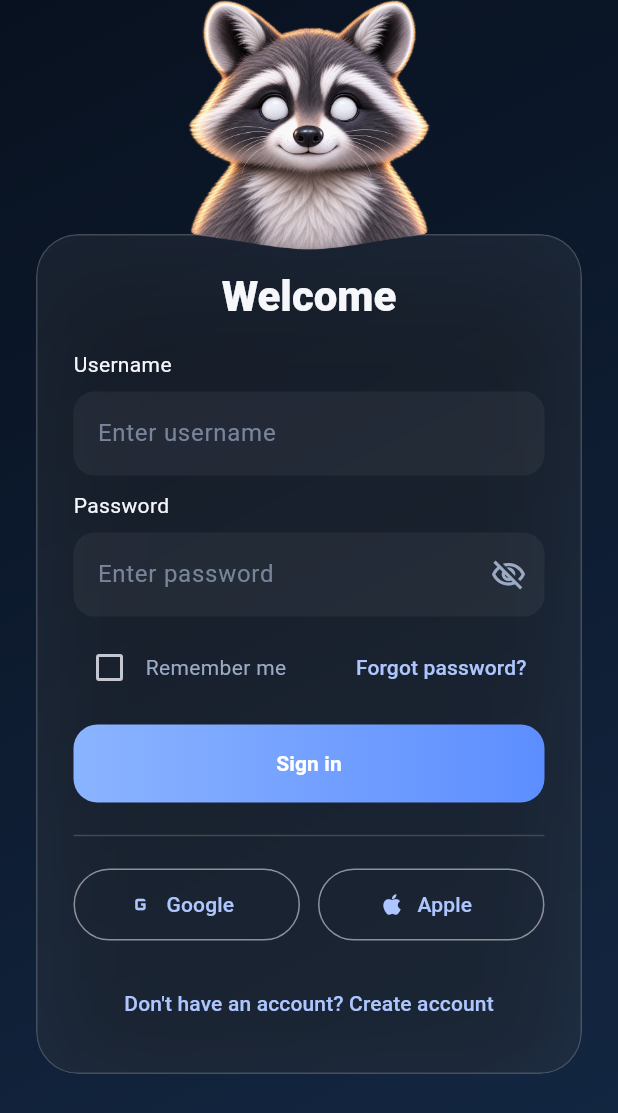
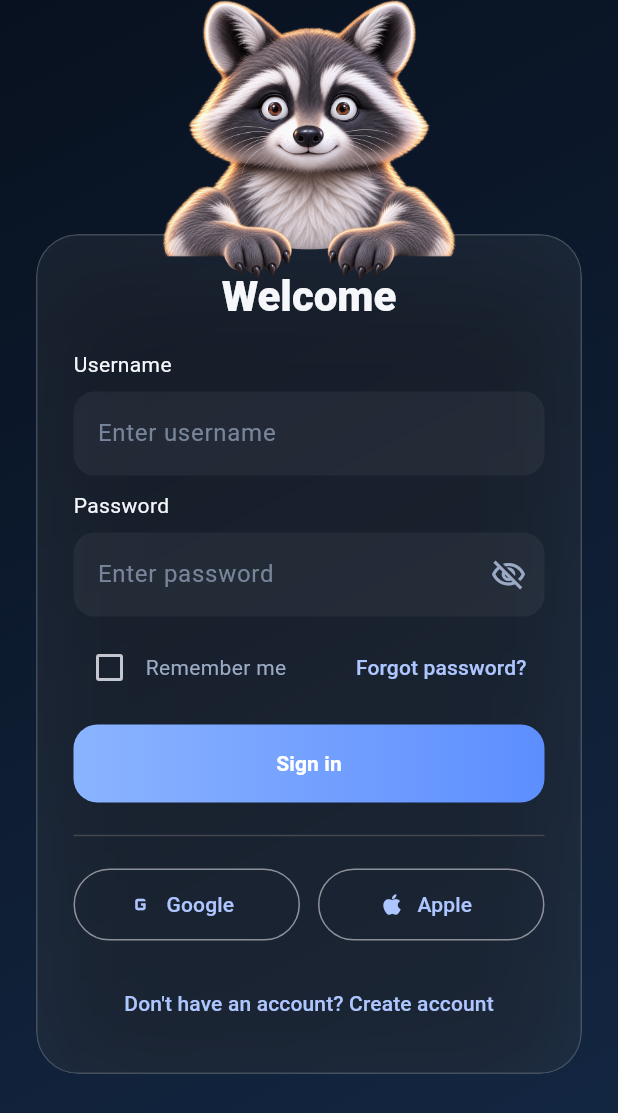
Before and after one commit to parsashafizade/raccoon-login-experience, a Flutter app: the screen it shows after launch, on a phone screen of 412 x 824 dp. Shown: the top 1113 px of the screen. Run offline on Flutter 3.47's test engine with Material 3 defaults, Android fonts, the phone set to English and light mode, and no system bars.

Commit message:
add eye contact

```diff
--- a/mobile/lib/features/auth/presentation/pages/login_page.dart
+++ b/mobile/lib/features/auth/presentation/pages/login_page.dart
@@ -7,6 +7,7 @@ import '../widgets/login_options.dart';
 import '../widgets/primary_button.dart';
 import '../widgets/social_button.dart';
 import '../widgets/login_layout.dart';
+import '../widgets/raccoon/models/raccoon_eye_state.dart';
 
 class LoginPage extends StatefulWidget {
   const LoginPage({
@@ -21,14 +22,71 @@ class _LoginPageState extends State<LoginPage> {
   final usernameController = TextEditingController();
 
   final passwordController = TextEditingController();
+  final usernameFocusNode = FocusNode();
+  final passwordFocusNode = FocusNode();
+  RaccoonEyeState eyeState = RaccoonEyeState.idle;
+  int usernameLength = 0;
+  int passwordLength = 0;
 
   bool passwordVisible = false;
+  @override
+  void initState() {
+    super.initState();
+
+    usernameFocusNode.addListener(() {
+      if (usernameFocusNode.hasFocus) {
+        setState(() {
+          eyeState = RaccoonEyeState.username;
+        });
+      }
+    });
+
+    passwordFocusNode.addListener(() {
+      if (passwordFocusNode.hasFocus) {
+        setState(() {
+          eyeState = RaccoonEyeState.password;
+        });
+      }
+    });
+    usernameController.addListener(() {
+      if (usernameFocusNode.hasFocus) {
+        setState(() {
+          usernameLength = usernameController.text.length;
+
+          if (usernameLength > 8) {
+            eyeState = RaccoonEyeState.usernameLongTyping;
+          } else if (usernameLength > 0) {
+            eyeState = RaccoonEyeState.usernameTyping;
+          } else {
+            eyeState = RaccoonEyeState.username;
+          }
+        });
+      }
+    });
+
+    passwordController.addListener(() {
+      if (passwordFocusNode.hasFocus) {
+        setState(() {
+          passwordLength = passwordController.text.length;
+          if (passwordLength > 8) {
+            eyeState = RaccoonEyeState.passwordLongTyping;
+          } else if (passwordLength > 0) {
+            eyeState = RaccoonEyeState.passwordTyping;
+          } else {
+            eyeState = RaccoonEyeState.password;
+          }
+        });
+      }
+    });
+  }
 
   @override
   void dispose() {
     usernameController.dispose();
+    passwordController.dispose();
 
-    passwordController.dispose();
+    usernameFocusNode.dispose();
+    passwordFocusNode.dispose();
 
     super.dispose();
   }
@@ -68,6 +126,7 @@ class _LoginPageState extends State<LoginPage> {
                             maxWidth: 430,
                           ),
                           child: LoginLayout(
+                            eyeState: eyeState,
                             child: Column(
                               mainAxisSize: MainAxisSize.min,
                               children: [
@@ -79,6 +138,7 @@ class _LoginPageState extends State<LoginPage> {
                                   label: 'Username',
                                   hint: 'Enter username',
                                   controller: usernameController,
+                                  focusNode: usernameFocusNode,
                                 ),
                                 const SizedBox(
                                   height: 10,
@@ -87,6 +147,7 @@ class _LoginPageState extends State<LoginPage> {
                                   label: 'Password',
                                   hint: 'Enter password',
                                   controller: passwordController,
+                                  focusNode: passwordFocusNode,
                                   obscureText: !passwordVisible,
                                   showVisibilityIcon: true,
                                   onVisibilityPressed: () {
--- a/mobile/lib/features/auth/presentation/widgets/login_field.dart
+++ b/mobile/lib/features/auth/presentation/widgets/login_field.dart
@@ -1,7 +1,6 @@
 import 'package:flutter/material.dart';
 
 import '../../../../app/theme/app_colors.dart';
-
 
 class LoginField extends StatelessWidget {
   final String label;
@@ -11,108 +10,69 @@ class LoginField extends StatelessWidget {
 
   final TextEditingController controller;
 
+  final FocusNode? focusNode;
+
   final VoidCallback? onVisibilityPressed;
 
   final bool showVisibilityIcon;
 
   const LoginField({
     super.key,
-
     required this.label,
     required this.hint,
     required this.controller,
-
+    this.focusNode,
     this.obscureText = false,
-
     this.showVisibilityIcon = false,
-
     this.onVisibilityPressed,
   });
 
-
   @override
   Widget build(BuildContext context) {
-
     return Column(
-      crossAxisAlignment:
-          CrossAxisAlignment.start,
-
+      crossAxisAlignment: CrossAxisAlignment.start,
       children: [
-
         Text(
           label,
-
           style: const TextStyle(
             color: AppColors.textPrimary,
           ),
         ),
-
-
         const SizedBox(
           height: 8,
         ),
-
-
         TextField(
-
           controller: controller,
-
+          focusNode: focusNode,
           obscureText: obscureText,
-
           style: const TextStyle(
             color: AppColors.textPrimary,
           ),
-
-
           decoration: InputDecoration(
-
             hintText: hint,
-
-
             hintStyle: TextStyle(
-              color:
-                  AppColors.textSecondary
-                      .withValues(
+              color: AppColors.textSecondary.withValues(
                 alpha: 0.7,
               ),
             ),
-
-
             filled: true,
-
-
-            fillColor:
-                Colors.white.withValues(
+            fillColor: Colors.white.withValues(
               alpha: 0.05,
             ),
-
-
-            suffixIcon:
-                showVisibilityIcon
+            suffixIcon: showVisibilityIcon
                 ? IconButton(
-                        onPressed:
-                            onVisibilityPressed,
-
+                    onPressed: onVisibilityPressed,
                     icon: Icon(
                       obscureText
                           ? Icons.visibility_off_outlined
                           : Icons.visibility_outlined,
-
-                          color:
-                              AppColors.textSecondary,
+                      color: AppColors.textSecondary,
                     ),
                   )
                 : null,
-
-
-            border:
-                OutlineInputBorder(
-
-              borderRadius:
-                  BorderRadius.circular(14),
-
-              borderSide:
-                  BorderSide.none,
+            border: OutlineInputBorder(
+              borderRadius: BorderRadius.circular(14),
+              borderSide: BorderSide.none,
             ),
           ),
         ),
--- a/mobile/lib/features/auth/presentation/widgets/login_layout.dart
+++ b/mobile/lib/features/auth/presentation/widgets/login_layout.dart
@@ -2,13 +2,16 @@ import 'package:flutter/material.dart';
 
 import 'glass_card.dart';
 import 'raccoon/raccoon_layer.dart';
+import 'raccoon/models/raccoon_eye_state.dart';
 
 class LoginLayout extends StatelessWidget {
   final Widget child;
+  final RaccoonEyeState eyeState;
 
   const LoginLayout({
     super.key,
     required this.child,
+    required this.eyeState,
   });
 
   @override
@@ -34,13 +37,13 @@ class LoginLayout extends StatelessWidget {
                 child: child,
               ),
               Positioned(
-                top: raccoonTop,
-                left: 0,
-                right: 0,
-                child: RaccoonLayer(
-                  size: raccoonSize,
-                ),
-              ),
+                  top: raccoonTop,
+                  left: 0,
+                  right: 0,
+                  child: RaccoonLayer(
+                    size: raccoonSize,
+                    eyeState: eyeState,
+                  )),
             ],
           ),
         );
--- /dev/null
+++ b/mobile/lib/features/auth/presentation/widgets/raccoon/models/raccoon_eye_state.dart
@@ -0,0 +1,17 @@
+enum RaccoonEyeState {
+
+  idle,
+
+  username,
+
+  usernameTyping,
+
+  usernameLongTyping,
+
+  password,
+
+  passwordTyping,
+
+  passwordLongTyping,
+
+}
--- a/mobile/lib/features/auth/presentation/widgets/raccoon/raccoon_layer.dart
+++ b/mobile/lib/features/auth/presentation/widgets/raccoon/raccoon_layer.dart
@@ -1,14 +1,25 @@
 import 'package:flutter/material.dart';
 
 import 'raccoon_mascot.dart';
+import 'models/raccoon_eye_state.dart';
 
 class RaccoonLayer extends StatelessWidget {
   final double size;
+  final RaccoonEyeState eyeState;
 
-  const RaccoonLayer({super.key, required this.size});
+  const RaccoonLayer({
+    super.key,
+    required this.size,
+    required this.eyeState,
+  });
 
   @override
   Widget build(BuildContext context) {
-    return SizedBox(width: size, height: size, child: const RaccoonMascot());
+    return SizedBox(
+        width: size,
+        height: size,
+        child: RaccoonMascot(
+          eyeState: eyeState,
+        ));
   }
 }
--- a/mobile/lib/features/auth/presentation/widgets/raccoon/raccoon_mascot.dart
+++ b/mobile/lib/features/auth/presentation/widgets/raccoon/raccoon_mascot.dart
@@ -1,37 +1,130 @@
 import 'package:flutter/material.dart';
 
+import 'models/raccoon_eye_state.dart';
+import 'raccoon_position.dart';
 
 class RaccoonMascot extends StatelessWidget {
-
+  final RaccoonEyeState eyeState;
 
   const RaccoonMascot({
     super.key,
+    required this.eyeState,
   });
 
+  Offset _eyeOffset() {
+    switch (eyeState) {
+      case RaccoonEyeState.username:
+        return const Offset(
+          -0.006,
+          0.010,
+        );
+
+      case RaccoonEyeState.usernameTyping:
+        return const Offset(
+          0.002,
+          0.006,
+        );
+
+      case RaccoonEyeState.password:
+        return const Offset(
+          -0.006,
+          0.012,
+        );
+
+      case RaccoonEyeState.passwordTyping:
+        return const Offset(
+          0.004,
+          0.008,
+        );
+
+      case RaccoonEyeState.usernameLongTyping:
+        return const Offset(
+          0.008,
+          0.010,
+        );
+
+      case RaccoonEyeState.passwordLongTyping:
+        return const Offset(
+          0.008,
+          0.012,
+        );
+
+      case RaccoonEyeState.idle:
+        return Offset.zero;
+    }
+  }
 
   @override
   Widget build(BuildContext context) {
+    return LayoutBuilder(
+      builder: (
+        context,
+        constraints,
+      ) {
+        final size = constraints.maxWidth;
 
+        final eyeOffset = _eyeOffset();
 
-    return SizedBox.expand(
+        return Stack(
+          clipBehavior: Clip.none,
+          children: [
+            // Main body
 
-      child: Stack(
+            Positioned.fill(
+              child: Image.asset(
+                'assets/raccoon/raccoon-base.webp',
+                fit: BoxFit.contain,
+              ),
+            ),
 
-        alignment:
-            Alignment.center,
+            // Left pupil
 
+            AnimatedPositioned(
+              duration: const Duration(
+                milliseconds: 250,
+              ),
+              curve: Curves.easeOut,
+              top: (size * RaccoonPosition.eyeTop) + (size * eyeOffset.dy),
+              left:
+                  (size * RaccoonPosition.leftEyeLeft) + (size * eyeOffset.dx),
+              width: size * RaccoonPosition.eyeWidth,
+              child: Image.asset(
+                'assets/raccoon/left-pupil.webp',
+                fit: BoxFit.contain,
+              ),
+            ),
 
-        children: [
+            // Right pupil
 
-          Image.asset(
-            'assets/raccoon/raccoon-base.webp',
+            AnimatedPositioned(
+              duration: const Duration(
+                milliseconds: 250,
+              ),
+              curve: Curves.easeOut,
+              top: (size * RaccoonPosition.eyeTop) + (size * eyeOffset.dy),
+              right: (size * RaccoonPosition.rightEyeRight) -
+                  (size * eyeOffset.dx),
+              width: size * RaccoonPosition.eyeWidth,
+              child: Image.asset(
+                'assets/raccoon/right-pupil.webp',
+                fit: BoxFit.contain,
+              ),
+            ),
 
-            fit:
-                BoxFit.contain,
-          ),
+            // Rest paws
 
-        ],
-      ),
+            Positioned(
+              bottom: size * RaccoonPosition.pawsBottom,
+              left: size * RaccoonPosition.pawsLeft,
+              width: size * RaccoonPosition.pawsWidth,
+              child: Image.asset(
+                'assets/raccoon/paws-rest.webp',
+                fit: BoxFit.contain,
+              ),
+            ),
+          ],
+        );
+      },
     );
   }
 }
--- a/mobile/lib/features/auth/presentation/widgets/raccoon/raccoon_position.dart
+++ b/mobile/lib/features/auth/presentation/widgets/raccoon/raccoon_position.dart
@@ -1,5 +1,16 @@
 class RaccoonPosition {
   const RaccoonPosition._();
 
-  // Future mascot animation values will live here.
+  // Position relative to raccoon size (0.0 - 1.0)
+
+  // Eyes
+  static const double eyeTop = 0.20;
+  static const double eyeWidth = 0.025;
+  static const double leftEyeLeft = 0.425;
+  static const double rightEyeRight = 0.425;
+
+  // Resting paws overlay
+  static const double pawsBottom = -0.07;
+  static const double pawsWidth = 0.55;
+  static const double pawsLeft = 0.225;
 }
```
Lines whose indentation alone changed are shown as unchanged.
